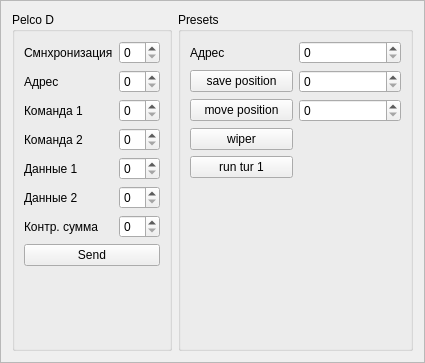
RinatB2017/mega_GIT, file Qt/RS485/RS485/src/pelcod/src/ui/pelcod.ui: the form before one commit.
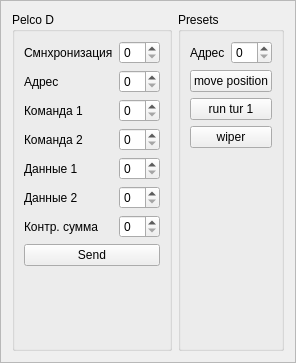
The form after the commit. Custom widgets are drawn as their Qt base class.

```diff
--- a/Qt/RS485/RS485/src/pelcod/src/ui/pelcod.ui
+++ b/Qt/RS485/RS485/src/pelcod/src/ui/pelcod.ui
@@ -6,7 +6,7 @@
    <rect>
     <x>0</x>
     <y>0</y>
-    <width>425</width>
+    <width>265</width>
     <height>363</height>
    </rect>
   </property>
@@ -136,53 +136,40 @@
      </property>
      <layout class="QVBoxLayout" name="verticalLayout_3">
       <item>
-       <layout class="QGridLayout" name="grid_presets">
-        <item row="2" column="0">
+       <layout class="QHBoxLayout" name="horizontalLayout_2">
+        <item>
+         <widget class="QLabel" name="label_8">
+          <property name="text">
+           <string>Адрес</string>
+          </property>
+         </widget>
+        </item>
+        <item>
+         <widget class="QSpinBox" name="sb_addr_cam_presets"/>
+        </item>
+       </layout>
+      </item>
+      <item>
          <widget class="QPushButton" name="btn_move_position">
           <property name="text">
            <string>move position</string>
           </property>
          </widget>
         </item>
-        <item row="4" column="0">
+      <item>
          <widget class="QPushButton" name="btn_run_tur_1">
           <property name="text">
            <string>run tur 1</string>
           </property>
          </widget>
         </item>
-        <item row="1" column="0">
-         <widget class="QPushButton" name="btn_save_position">
-          <property name="text">
-           <string>save position</string>
-          </property>
-         </widget>
-        </item>
-        <item row="3" column="0">
+      <item>
          <widget class="QPushButton" name="btn_wiper">
           <property name="text">
            <string>wiper</string>
           </property>
          </widget>
         </item>
-        <item row="1" column="1">
-         <widget class="QSpinBox" name="sb_save_position"/>
-        </item>
-        <item row="2" column="1">
-         <widget class="QSpinBox" name="sb_move_position"/>
-        </item>
-        <item row="0" column="0">
-         <widget class="QLabel" name="label_8">
-          <property name="text">
-           <string>Адрес</string>
-          </property>
-         </widget>
-        </item>
-        <item row="0" column="1">
-         <widget class="QSpinBox" name="sb_addr_cam_presets"/>
-        </item>
-       </layout>
-      </item>
       <item>
        <spacer name="verticalSpacer">
         <property name="orientation">
```
Left out of the diff: 5 changed lines with no effect on the pictures. Lines whose indentation alone changed are shown as unchanged.
